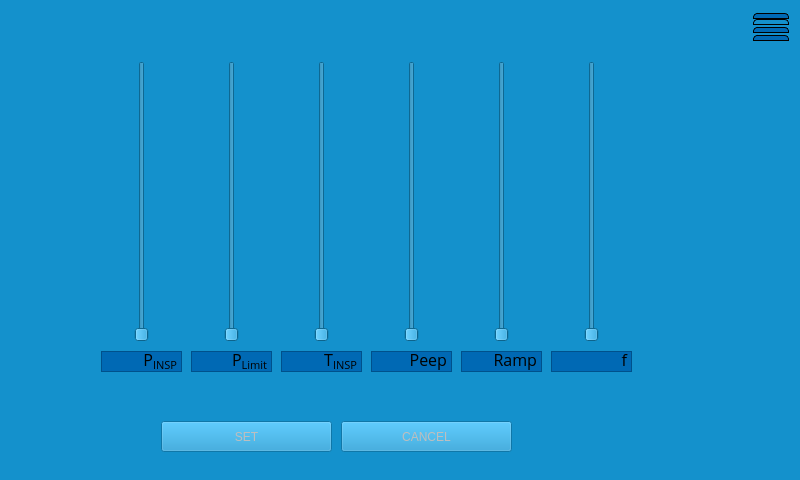
The window that TOSV-GUI.ui (trinamic/TOSV-UserInterface) describes before a commit, drawn with Qt 5.
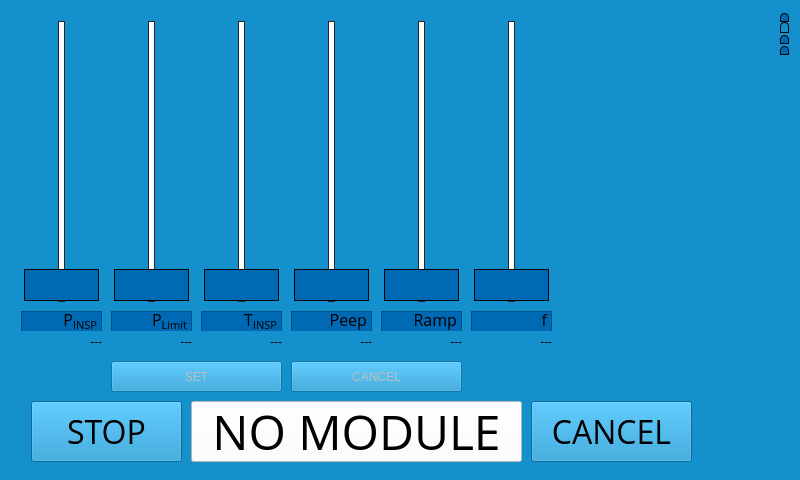
The same window after the commit. The open tabs and pages were chosen to show the change. Icons and pictures are not drawn. Custom widgets are drawn as their Qt base class.

Patch:
```diff
--- a/TOSV-GUI.ui
+++ b/TOSV-GUI.ui
@@ -31,8 +31,8 @@
    <string notr="true">background-color:rgb(20, 145, 204)</string>
   </property>
   <layout class="QGridLayout" name="gridLayout">
-   <item row="1" column="0">
-    <widget class="QTabWidget" name="tabWidget">
+   <item row="0" column="0">
+    <widget class="TabWidget" name="tabWidget">
      <property name="enabled">
       <bool>true</bool>
      </property>
@@ -45,12 +45,15 @@
      <property name="font">
       <font>
        <family>Open Sans</family>
-       <pointsize>16</pointsize>
+       <pointsize>1</pointsize>
       </font>
      </property>
      <property name="tabletTracking">
       <bool>false</bool>
      </property>
+     <property name="layoutDirection">
+      <enum>Qt::LeftToRight</enum>
+     </property>
      <property name="styleSheet">
       <string notr="true">QTabWidget::pane { /* The tab widget frame */
 border-left: 0px solid #C2C7CB;
@@ -62,8 +65,9 @@
 border: 1px solid rgb(0, 0, 0);
 border-top-left-radius: 4px;
 border-top-right-radius: 4px;
-min-width: 8ex;
 padding: 2px;
+padding-top: 0px;
+padding-bottom: -14px
 }
 QTabBar::tab:selected {
 border-color: rgb(0, 0, 0);
@@ -124,130 +128,9 @@
       <widget class="QLabel" name="FlowLabel">
        <property name="geometry">
         <rect>
-         <x>90</x>
-         <y>330</y>
-         <width>71</width>
-         <height>21</height>
-        </rect>
-       </property>
-       <property name="font">
-        <font>
-         <family>Open Sans</family>
-        </font>
-       </property>
-       <property name="text">
-        <string>---</string>
-       </property>
-       <property name="alignment">
-        <set>Qt::AlignRight|Qt::AlignTrailing|Qt::AlignVCenter</set>
-       </property>
-       <property name="openExternalLinks">
-        <bool>false</bool>
-       </property>
-       <property name="textInteractionFlags">
-        <set>Qt::LinksAccessibleByMouse|Qt::TextEditable</set>
-       </property>
-      </widget>
-      <widget class="QLabel" name="O2Label">
-       <property name="geometry">
-        <rect>
-         <x>90</x>
-         <y>350</y>
-         <width>71</width>
-         <height>21</height>
-        </rect>
-       </property>
-       <property name="font">
-        <font>
-         <family>Open Sans</family>
-        </font>
-       </property>
-       <property name="text">
-        <string>---</string>
-       </property>
-       <property name="alignment">
-        <set>Qt::AlignRight|Qt::AlignTrailing|Qt::AlignVCenter</set>
-       </property>
-       <property name="textInteractionFlags">
-        <set>Qt::LinksAccessibleByMouse|Qt::TextEditable</set>
-       </property>
-      </widget>
-      <widget class="QPushButton" name="StartButton">
-       <property name="enabled">
-        <bool>true</bool>
-       </property>
-       <property name="geometry">
-        <rect>
-         <x>170</x>
-         <y>380</y>
-         <width>331</width>
-         <height>61</height>
-        </rect>
-       </property>
-       <property name="font">
-        <font>
-         <family>Open Sans</family>
-         <pointsize>36</pointsize>
-        </font>
-       </property>
-       <property name="styleSheet">
-        <string notr="true">Background-color: rgb(255, 255, 255)</string>
-       </property>
-       <property name="text">
-        <string>NO MODULE</string>
-       </property>
-      </widget>
-      <widget class="QPushButton" name="StopButton">
-       <property name="enabled">
-        <bool>true</bool>
-       </property>
-       <property name="geometry">
-        <rect>
          <x>10</x>
-         <y>380</y>
-         <width>151</width>
-         <height>61</height>
-        </rect>
-       </property>
-       <property name="font">
-        <font>
-         <family>Open Sans</family>
-         <pointsize>24</pointsize>
-        </font>
-       </property>
-       <property name="text">
-        <string>STOP</string>
-       </property>
-      </widget>
-      <widget class="QPushButton" name="CancelButton">
-       <property name="enabled">
-        <bool>true</bool>
-       </property>
-       <property name="geometry">
-        <rect>
-         <x>510</x>
-         <y>380</y>
-         <width>161</width>
-         <height>61</height>
-        </rect>
-       </property>
-       <property name="font">
-        <font>
-         <family>Open Sans</family>
-         <pointsize>24</pointsize>
-         <strikeout>false</strikeout>
-        </font>
-       </property>
-       <property name="text">
-        <string>CANCEL</string>
-       </property>
-      </widget>
-      <widget class="PlotWidget" name="Graph1" native="true">
-       <property name="geometry">
-        <rect>
-         <x>10</x>
-         <y>30</y>
-         <width>661</width>
+         <y>10</y>
+         <width>591</width>
          <height>141</height>
         </rect>
        </property>
@@ -742,6 +625,17 @@
         <verstretch>0</verstretch>
        </sizepolicy>
       </property>
+      <property name="styleSheet">
+       <string notr="true">border-radius: 3px;
+Background-color: #1491CC;
+border: 1px solid black;
+
+/*QLabel{ border-radius: 3px;
+Background-color: #1491CC;
+border: 1px solid black;}
+
+</string>
+      </property>
       <attribute name="icon">
        <iconset>
         <normaloff>resources/Arzt.svg</normaloff>
@@ -756,8 +650,8 @@
        </property>
        <property name="geometry">
         <rect>
-         <x>330</x>
-         <y>410</y>
+         <x>280</x>
+         <y>350</y>
          <width>171</width>
          <height>31</height>
         </rect>
@@ -772,8 +666,8 @@
        </property>
        <property name="geometry">
         <rect>
-         <x>150</x>
-         <y>410</y>
+         <x>100</x>
+         <y>350</y>
          <width>171</width>
          <height>31</height>
         </rect>
@@ -785,76 +679,29 @@
       <widget class="QSlider" name="verticalSlider">
        <property name="geometry">
         <rect>
-         <x>90</x>
-         <y>50</y>
+         <x>10</x>
+         <y>10</y>
          <width>81</width>
          <height>281</height>
         </rect>
        </property>
-       <property name="orientation">
-        <enum>Qt::Vertical</enum>
-       </property>
-      </widget>
-      <widget class="QSlider" name="verticalSlider_2">
-       <property name="geometry">
-        <rect>
-         <x>180</x>
-         <y>50</y>
-         <width>81</width>
-         <height>281</height>
-        </rect>
-       </property>
-       <property name="orientation">
-        <enum>Qt::Vertical</enum>
-       </property>
-      </widget>
-      <widget class="QSlider" name="verticalSlider_3">
-       <property name="geometry">
-        <rect>
-         <x>270</x>
-         <y>50</y>
-         <width>81</width>
-         <height>281</height>
-        </rect>
-       </property>
-       <property name="orientation">
-        <enum>Qt::Vertical</enum>
-       </property>
-      </widget>
-      <widget class="QSlider" name="verticalSlider_4">
-       <property name="geometry">
-        <rect>
-         <x>360</x>
-         <y>50</y>
-         <width>81</width>
-         <height>281</height>
-        </rect>
-       </property>
-       <property name="orientation">
-        <enum>Qt::Vertical</enum>
-       </property>
-      </widget>
-      <widget class="QSlider" name="verticalSlider_9">
-       <property name="geometry">
-        <rect>
-         <x>450</x>
-         <y>50</y>
-         <width>81</width>
-         <height>281</height>
-        </rect>
-       </property>
-       <property name="orientation">
-        <enum>Qt::Vertical</enum>
-       </property>
-      </widget>
-      <widget class="QSlider" name="verticalSlider_10">
-       <property name="geometry">
-        <rect>
-         <x>540</x>
-         <y>50</y>
-         <width>81</width>
-         <height>281</height>
-        </rect>
+       <property name="styleSheet">
+        <string notr="true">.QSlider {
+}
+
+.QSlider::groove:vertical {
+    border: 1px solid #262626;
+    width: 5px;
+  	 background: rgb(255, 255, 255) ;
+    margin: 0 12px;
+}
+
+.QSlider::handle:vertical {
+    background: rgb(0, 105, 180);
+    border: 1px solid rgb(0, 0, 0);
+    height: 30px;
+    margin: -0px -35px;
+}</string>
        </property>
        <property name="orientation">
         <enum>Qt::Vertical</enum>
@@ -863,8 +710,8 @@
       <widget class="QTextBrowser" name="PinspText_3">
        <property name="geometry">
         <rect>
-         <x>90</x>
-         <y>340</y>
+         <x>10</x>
+         <y>300</y>
          <width>81</width>
          <height>21</height>
         </rect>
@@ -901,8 +748,8 @@
       <widget class="QTextBrowser" name="fText_3">
        <property name="geometry">
         <rect>
-         <x>540</x>
-         <y>340</y>
+         <x>460</x>
+         <y>300</y>
          <width>81</width>
          <height>21</height>
         </rect>
@@ -939,8 +786,8 @@
       <widget class="QTextBrowser" name="TInspText_3">
        <property name="geometry">
         <rect>
-         <x>270</x>
-         <y>340</y>
+         <x>190</x>
+         <y>300</y>
          <width>81</width>
          <height>21</height>
         </rect>
@@ -977,8 +824,8 @@
       <widget class="QTextBrowser" name="PLimitText_3">
        <property name="geometry">
         <rect>
-         <x>180</x>
-         <y>340</y>
+         <x>100</x>
+         <y>300</y>
          <width>81</width>
          <height>21</height>
         </rect>
@@ -1015,8 +862,8 @@
       <widget class="QTextBrowser" name="PeepText_3">
        <property name="geometry">
         <rect>
-         <x>360</x>
-         <y>340</y>
+         <x>280</x>
+         <y>300</y>
          <width>81</width>
          <height>21</height>
         </rect>
@@ -1053,8 +900,8 @@
       <widget class="QTextBrowser" name="RampText_3">
        <property name="geometry">
         <rect>
-         <x>450</x>
-         <y>340</y>
+         <x>370</x>
+         <y>300</y>
          <width>81</width>
          <height>21</height>
         </rect>
@@ -1088,6 +935,411 @@
         <bool>false</bool>
        </property>
       </widget>
+      <widget class="QSlider" name="verticalSlider_2">
+       <property name="geometry">
+        <rect>
+         <x>100</x>
+         <y>10</y>
+         <width>81</width>
+         <height>281</height>
+        </rect>
+       </property>
+       <property name="styleSheet">
+        <string notr="true">.QSlider {
+}
+
+.QSlider::groove:vertical {
+    border: 1px solid #262626;
+    width: 5px;
+  	 background: rgb(255, 255, 255) ;
+    margin: 0 12px;
+}
+
+.QSlider::handle:vertical {
+    background: rgb(0, 105, 180);
+    border: 1px solid rgb(0, 0, 0);
+    height: 30px;
+    margin: -0px -35px;
+}</string>
+       </property>
+       <property name="orientation">
+        <enum>Qt::Vertical</enum>
+       </property>
+      </widget>
+      <widget class="QSlider" name="verticalSlider_3">
+       <property name="geometry">
+        <rect>
+         <x>190</x>
+         <y>10</y>
+         <width>81</width>
+         <height>281</height>
+        </rect>
+       </property>
+       <property name="styleSheet">
+        <string notr="true">.QSlider {
+}
+
+.QSlider::groove:vertical {
+    border: 1px solid #262626;
+    width: 5px;
+  	 background: rgb(255, 255, 255) ;
+    margin: 0 12px;
+}
+
+.QSlider::handle:vertical {
+    background: rgb(0, 105, 180);
+    border: 1px solid rgb(0, 0, 0);
+    height: 30px;
+    margin: -0px -35px;
+}</string>
+       </property>
+       <property name="orientation">
+        <enum>Qt::Vertical</enum>
+       </property>
+      </widget>
+      <widget class="QSlider" name="verticalSlider_4">
+       <property name="geometry">
+        <rect>
+         <x>280</x>
+         <y>10</y>
+         <width>81</width>
+         <height>281</height>
+        </rect>
+       </property>
+       <property name="styleSheet">
+        <string notr="true">.QSlider {
+}
+
+.QSlider::groove:vertical {
+    border: 1px solid #262626;
+    width: 5px;
+  	 background: rgb(255, 255, 255) ;
+    margin: 0 12px;
+}
+
+.QSlider::handle:vertical {
+    background: rgb(0, 105, 180);
+    border: 1px solid rgb(0, 0, 0);
+    height: 30px;
+    margin: -0px -35px;
+}</string>
+       </property>
+       <property name="orientation">
+        <enum>Qt::Vertical</enum>
+       </property>
+      </widget>
+      <widget class="QSlider" name="verticalSlider_5">
+       <property name="geometry">
+        <rect>
+         <x>370</x>
+         <y>10</y>
+         <width>81</width>
+         <height>281</height>
+        </rect>
+       </property>
+       <property name="styleSheet">
+        <string notr="true">.QSlider {
+}
+
+.QSlider::groove:vertical {
+    border: 1px solid #262626;
+    width: 5px;
+  	 background: rgb(255, 255, 255) ;
+    margin: 0 12px;
+}
+
+.QSlider::handle:vertical {
+    background: rgb(0, 105, 180);
+    border: 1px solid rgb(0, 0, 0);
+    height: 30px;
+    margin: -0px -35px;
+}</string>
+       </property>
+       <property name="orientation">
+        <enum>Qt::Vertical</enum>
+       </property>
+      </widget>
+      <widget class="QSlider" name="verticalSlider_6">
+       <property name="geometry">
+        <rect>
+         <x>460</x>
+         <y>10</y>
+         <width>81</width>
+         <height>281</height>
+        </rect>
+       </property>
+       <property name="styleSheet">
+        <string notr="true">.QSlider {
+}
+
+.QSlider::groove:vertical {
+    border: 1px solid #262626;
+    width: 5px;
+  	 background: rgb(255, 255, 255) ;
+    margin: 0 12px;
+}
+
+.QSlider::handle:vertical {
+    background: rgb(0, 105, 180);
+    border: 1px solid rgb(0, 0, 0);
+    height: 30px;
+    margin: -0px -35px;
+}</string>
+       </property>
+       <property name="orientation">
+        <enum>Qt::Vertical</enum>
+       </property>
+      </widget>
+      <widget class="QLabel" name="RampLabel_2">
+       <property name="geometry">
+        <rect>
+         <x>10</x>
+         <y>320</y>
+         <width>81</width>
+         <height>21</height>
+        </rect>
+       </property>
+       <property name="font">
+        <font>
+         <family>Open Sans</family>
+        </font>
+       </property>
+       <property name="styleSheet">
+        <string notr="true"/>
+       </property>
+       <property name="text">
+        <string>---</string>
+       </property>
+       <property name="alignment">
+        <set>Qt::AlignRight|Qt::AlignTrailing|Qt::AlignVCenter</set>
+       </property>
+       <property name="openExternalLinks">
+        <bool>false</bool>
+       </property>
+       <property name="textInteractionFlags">
+        <set>Qt::LinksAccessibleByMouse|Qt::TextEditable</set>
+       </property>
+      </widget>
+      <widget class="QLabel" name="RampLabel_3">
+       <property name="geometry">
+        <rect>
+         <x>100</x>
+         <y>320</y>
+         <width>81</width>
+         <height>21</height>
+        </rect>
+       </property>
+       <property name="font">
+        <font>
+         <family>Open Sans</family>
+        </font>
+       </property>
+       <property name="styleSheet">
+        <string notr="true"/>
+       </property>
+       <property name="text">
+        <string>---</string>
+       </property>
+       <property name="alignment">
+        <set>Qt::AlignRight|Qt::AlignTrailing|Qt::AlignVCenter</set>
+       </property>
+       <property name="openExternalLinks">
+        <bool>false</bool>
+       </property>
+       <property name="textInteractionFlags">
+        <set>Qt::LinksAccessibleByMouse|Qt::TextEditable</set>
+       </property>
+      </widget>
+      <widget class="QLabel" name="RampLabel_4">
+       <property name="geometry">
+        <rect>
+         <x>190</x>
+         <y>320</y>
+         <width>81</width>
+         <height>21</height>
+        </rect>
+       </property>
+       <property name="font">
+        <font>
+         <family>Open Sans</family>
+        </font>
+       </property>
+       <property name="styleSheet">
+        <string notr="true"/>
+       </property>
+       <property name="text">
+        <string>---</string>
+       </property>
+       <property name="alignment">
+        <set>Qt::AlignRight|Qt::AlignTrailing|Qt::AlignVCenter</set>
+       </property>
+       <property name="openExternalLinks">
+        <bool>false</bool>
+       </property>
+       <property name="textInteractionFlags">
+        <set>Qt::LinksAccessibleByMouse|Qt::TextEditable</set>
+       </property>
+      </widget>
+      <widget class="QLabel" name="RampLabel_5">
+       <property name="geometry">
+        <rect>
+         <x>280</x>
+         <y>320</y>
+         <width>81</width>
+         <height>21</height>
+        </rect>
+       </property>
+       <property name="font">
+        <font>
+         <family>Open Sans</family>
+        </font>
+       </property>
+       <property name="styleSheet">
+        <string notr="true"/>
+       </property>
+       <property name="text">
+        <string>---</string>
+       </property>
+       <property name="alignment">
+        <set>Qt::AlignRight|Qt::AlignTrailing|Qt::AlignVCenter</set>
+       </property>
+       <property name="openExternalLinks">
+        <bool>false</bool>
+       </property>
+       <property name="textInteractionFlags">
+        <set>Qt::LinksAccessibleByMouse|Qt::TextEditable</set>
+       </property>
+      </widget>
+      <widget class="QLabel" name="RampLabel_6">
+       <property name="geometry">
+        <rect>
+         <x>370</x>
+         <y>320</y>
+         <width>81</width>
+         <height>21</height>
+        </rect>
+       </property>
+       <property name="font">
+        <font>
+         <family>Open Sans</family>
+        </font>
+       </property>
+       <property name="styleSheet">
+        <string notr="true"/>
+       </property>
+       <property name="text">
+        <string>---</string>
+       </property>
+       <property name="alignment">
+        <set>Qt::AlignRight|Qt::AlignTrailing|Qt::AlignVCenter</set>
+       </property>
+       <property name="openExternalLinks">
+        <bool>false</bool>
+       </property>
+       <property name="textInteractionFlags">
+        <set>Qt::LinksAccessibleByMouse|Qt::TextEditable</set>
+       </property>
+      </widget>
+      <widget class="QLabel" name="RampLabel_7">
+       <property name="geometry">
+        <rect>
+         <x>460</x>
+         <y>320</y>
+         <width>81</width>
+         <height>21</height>
+        </rect>
+       </property>
+       <property name="font">
+        <font>
+         <family>Open Sans</family>
+        </font>
+       </property>
+       <property name="styleSheet">
+        <string notr="true"/>
+       </property>
+       <property name="text">
+        <string>---</string>
+       </property>
+       <property name="alignment">
+        <set>Qt::AlignRight|Qt::AlignTrailing|Qt::AlignVCenter</set>
+       </property>
+       <property name="openExternalLinks">
+        <bool>false</bool>
+       </property>
+       <property name="textInteractionFlags">
+        <set>Qt::LinksAccessibleByMouse|Qt::TextEditable</set>
+       </property>
+      </widget>
+      <widget class="QPushButton" name="CancelButton">
+       <property name="enabled">
+        <bool>true</bool>
+       </property>
+       <property name="geometry">
+        <rect>
+         <x>520</x>
+         <y>390</y>
+         <width>161</width>
+         <height>61</height>
+        </rect>
+       </property>
+       <property name="font">
+        <font>
+         <family>Open Sans</family>
+         <pointsize>24</pointsize>
+         <strikeout>false</strikeout>
+        </font>
+       </property>
+       <property name="text">
+        <string>CANCEL</string>
+       </property>
+      </widget>
+      <widget class="QPushButton" name="StopButton">
+       <property name="enabled">
+        <bool>true</bool>
+       </property>
+       <property name="geometry">
+        <rect>
+         <x>20</x>
+         <y>390</y>
+         <width>151</width>
+         <height>61</height>
+        </rect>
+       </property>
+       <property name="font">
+        <font>
+         <family>Open Sans</family>
+         <pointsize>24</pointsize>
+        </font>
+       </property>
+       <property name="text">
+        <string>STOP</string>
+       </property>
+      </widget>
+      <widget class="QPushButton" name="StartButton">
+       <property name="enabled">
+        <bool>true</bool>
+       </property>
+       <property name="geometry">
+        <rect>
+         <x>180</x>
+         <y>390</y>
+         <width>331</width>
+         <height>61</height>
+        </rect>
+       </property>
+       <property name="font">
+        <font>
+         <family>Open Sans</family>
+         <pointsize>36</pointsize>
+        </font>
+       </property>
+       <property name="styleSheet">
+        <string notr="true">Background-color: rgb(255, 255, 255)</string>
+       </property>
+       <property name="text">
+        <string>NO MODULE</string>
+       </property>
+      </widget>
      </widget>
      <widget class="QWidget" name="Alarm_Tab">
       <attribute name="icon">
@@ -1163,6 +1415,12 @@
    <header>pyqtgraph</header>
    <container>1</container>
   </customwidget>
+  <customwidget>
+   <class>TabWidget</class>
+   <extends>QTabWidget</extends>
+   <header>tabwidget.h</header>
+   <container>1</container>
+  </customwidget>
  </customwidgets>
  <resources/>
  <connections/>
```
Left out of the diff: 879 changed lines with no effect on the pictures.
